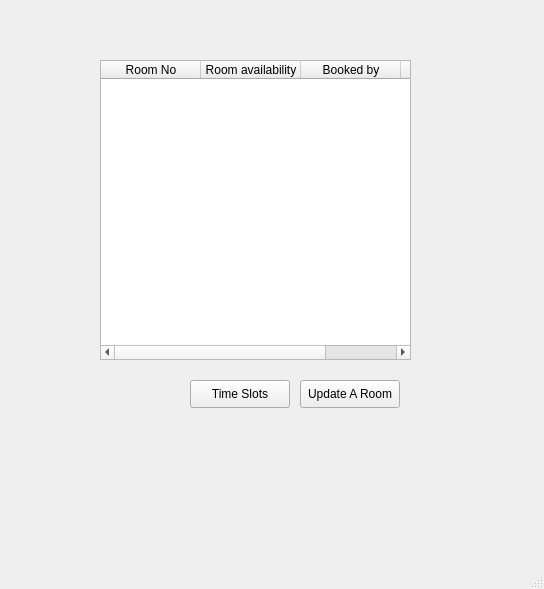
Qt form Room_inventory.ui (aanasakhtar/DataBase-project) before a commit.
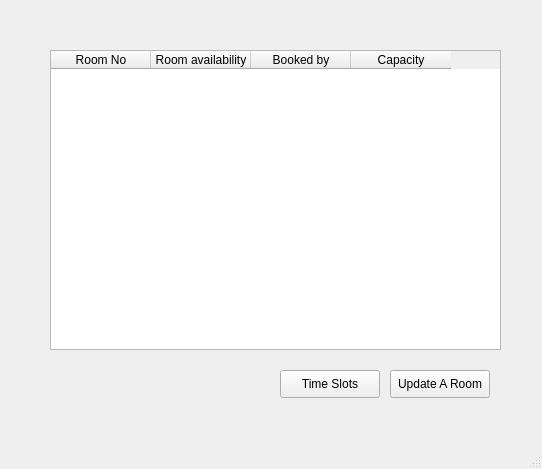
The same form after that commit.

```diff
--- a/Room_inventory.ui
+++ b/Room_inventory.ui
@@ -6,8 +6,8 @@
    <rect>
     <x>0</x>
     <y>0</y>
-    <width>544</width>
-    <height>589</height>
+    <width>542</width>
+    <height>469</height>
    </rect>
   </property>
   <property name="windowTitle">
@@ -17,9 +17,9 @@
    <widget class="QTableWidget" name="Room_Table">
     <property name="geometry">
      <rect>
-      <x>100</x>
-      <y>60</y>
-      <width>311</width>
+      <x>50</x>
+      <y>50</y>
+      <width>451</width>
       <height>300</height>
      </rect>
     </property>
@@ -47,8 +47,8 @@
    <widget class="QPushButton" name="Update_Button">
     <property name="geometry">
      <rect>
-      <x>300</x>
-      <y>380</y>
+      <x>390</x>
+      <y>370</y>
       <width>100</width>
       <height>28</height>
      </rect>
@@ -60,8 +60,8 @@
    <widget class="QPushButton" name="TimeSlots_Button">
     <property name="geometry">
      <rect>
-      <x>190</x>
-      <y>380</y>
+      <x>280</x>
+      <y>370</y>
       <width>100</width>
       <height>28</height>
      </rect>
```
Left out of the diff: 2 changed lines with no effect on the pictures.
